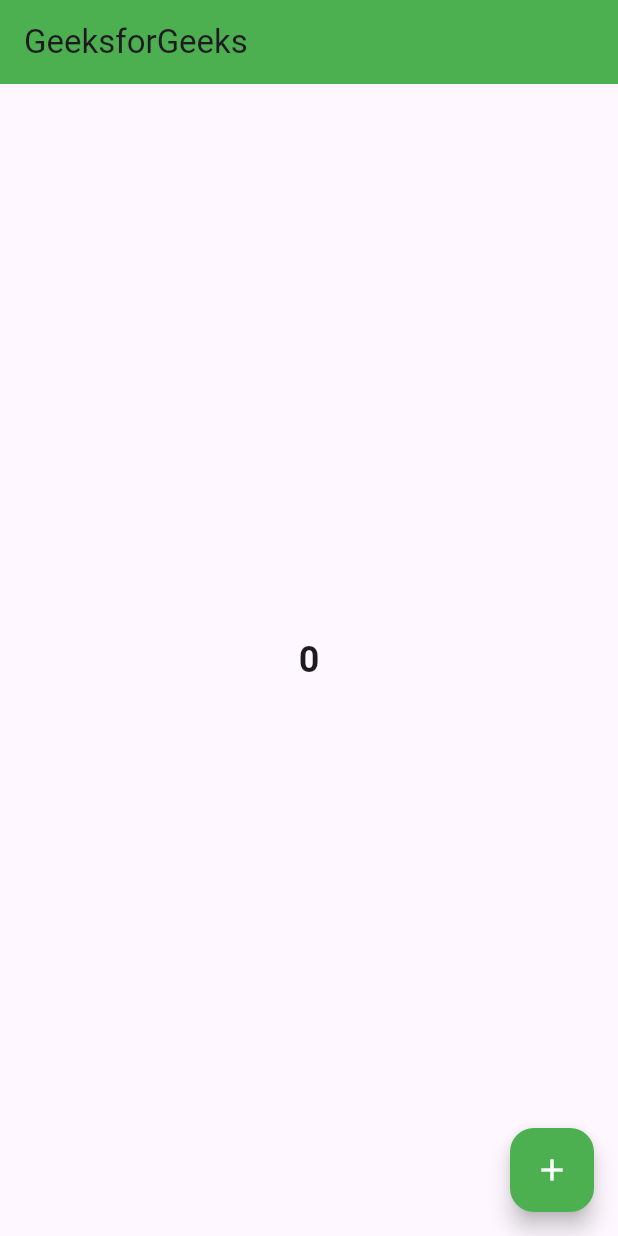
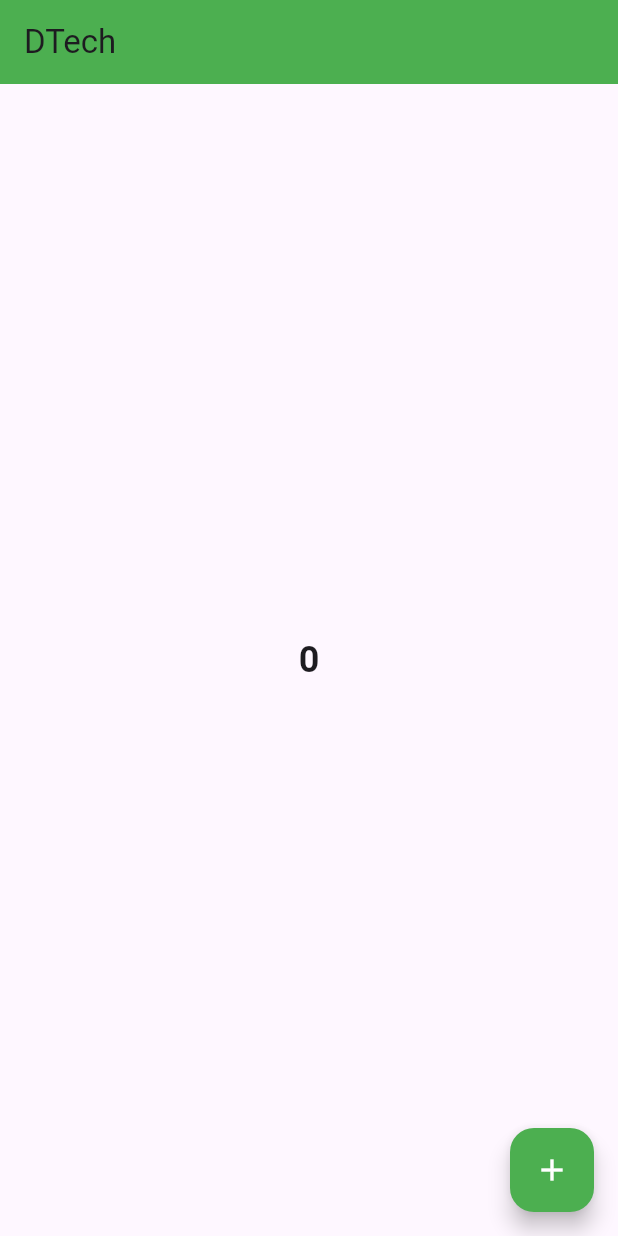
Before and after one commit to dtech-innovation/flutter_ex_02_counter_app, a Flutter app: the screen it shows after launch, on a phone screen of 412 x 824 dp. Run offline on Flutter 3.47's test engine with Material 3 defaults, Android fonts, the phone set to English and light mode, and no system bars.

Commit message:
change text title

```diff
--- a/lib/main.dart
+++ b/lib/main.dart
@@ -23,34 +23,26 @@ class HomePage extends StatefulWidget {
 }
 
 class _HomePageState extends State<HomePage> {
-
   // Variable to store the counter value
   int _counter = 0;
   @override
   Widget build(BuildContext context) {
     return Scaffold(
       appBar: AppBar(
-
         // Set the background color of the app bar
         backgroundColor: Colors.green,
-
         // Set the title of the app bar
-        title: const Text("GeeksforGeeks"),
+        title: const Text("DTech"),
       ),
-
       // The main body of the scaffold
       body: Center(
-
         // Display a centered text widget
         child: Text(
           "$_counter",
-
           // Apply text styling
           style: TextStyle(
-
             // Set font size
             fontSize: 24,
-
             // Set font weight
             fontWeight: FontWeight.bold,
           ),
@@ -59,7 +51,6 @@ class _HomePageState extends State<HomePage> {
       floatingActionButton: FloatingActionButton(
         backgroundColor: Colors.green,
         onPressed: () {
-
           // Increment the counter value by 1 using setState
           setState(() {
             _counter++;
```
